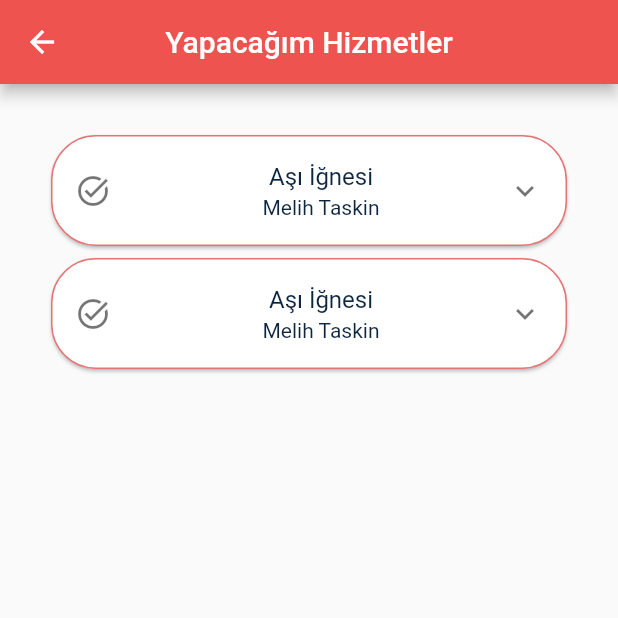
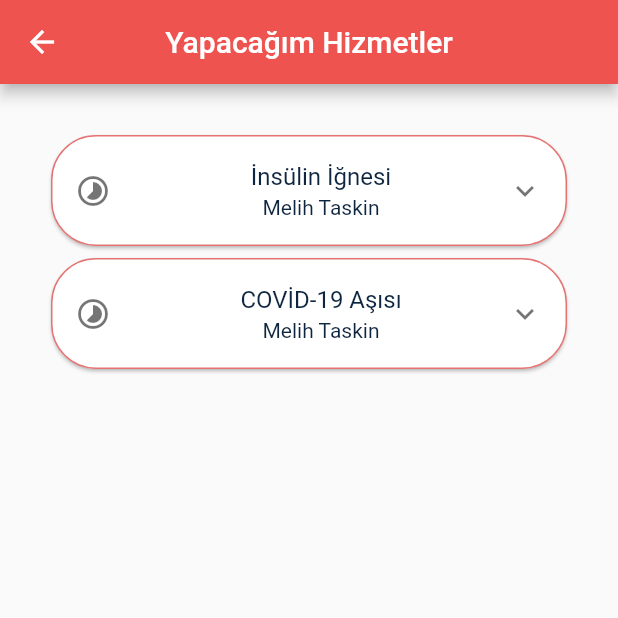
Before and after one commit to ndalyanlar/hemsirem, a Flutter app: the HomePage screen opened by its route, after a tap on "Yapılacak Sağlık Hizmetleri", on a phone screen of 412 x 824 dp, the top half of it. Run offline on Flutter 3.47's test engine with Material 2 defaults, Android fonts, the phone set to English and light mode, and no system bars; our stand-ins replace cloud_firestore, firebase_auth, firebase_core, flutter_riverpod, font_awesome_flutter, google_maps_flutter; missing offline and left inert: cloud_firestore_web, firebase_auth_web, firebase_core_web; accounts and stored records are empty; Roboto replaces fonts that are missing (Poppins); statements that could not run were skipped.

Commit message:
lets goo

```diff
--- a/lib/Screens/home_page.dart
+++ b/lib/Screens/home_page.dart
@@ -1,4 +1,5 @@
 import 'package:flutter/material.dart';
+import 'package:font_awesome_flutter/font_awesome_flutter.dart';
 import 'package:hemsirem/Constant/page_names.dart';
 import 'package:hemsirem/Model/user.dart';
 
@@ -111,31 +112,48 @@ class _HomePageState extends State<HomePage> {
           Row(
             children: <Widget>[
               ActiveProjectsCard(
-                cardColor: LightColors.kGreen,
-                title: 'Medical App',
-                subtitle: '9 hours progress',
-              ),
+                  cardColor: LightColors.kGreen,
+                  title: 'Sağlık Kontrol',
+                  subtitle: '9 Hizmet Bekliyor...',
+                  icon: Icon(
+                    Icons.medical_services_outlined,
+                    color: LightColors.kLightWhite,
+                    size: 100,
+                  )),
               const SizedBox(width: 20.0),
               ActiveProjectsCard(
                 cardColor: LightColors.kRed,
-                title: 'Making History Notes',
-                subtitle: '20 hours progress',
-              ),
+                title: 'İğne',
+                subtitle: '20 Hizmet Bekliyor...',
+                icon: Icon(
+                  FontAwesomeIcons.syringe,
+                  color: LightColors.kLightWhite,
+                  size: 100,
+                ),
+              )
             ],
           ),
           Row(
             children: <Widget>[
               ActiveProjectsCard(
-                cardColor: LightColors.kDarkYellow,
-                title: 'Sports App',
-                subtitle: '5 hours progress',
-              ),
+                  cardColor: LightColors.kDarkYellow,
+                  title: 'Aşı',
+                  subtitle: '5 Hizmet Bekliyor...',
+                  icon: Icon(
+                    FontAwesomeIcons.clinicMedical,
+                    color: LightColors.kLightWhite,
+                    size: 100,
+                  )),
               const SizedBox(width: 20.0),
               ActiveProjectsCard(
-                cardColor: LightColors.kBlue,
-                title: 'Online Flutter Course',
-                subtitle: '23 hours progress',
-              ),
+                  cardColor: LightColors.kBlue,
+                  title: 'Serum',
+                  subtitle: '23 Hizmet Bekliyor...',
+                  icon: Icon(
+                    FontAwesomeIcons.pills,
+                    color: LightColors.kLightWhite,
+                    size: 100,
+                  )),
             ],
           ),
         ],
--- a/lib/Screens/mytasks_page.dart
+++ b/lib/Screens/mytasks_page.dart
@@ -1,4 +1,5 @@
 import 'package:flutter/material.dart';
+import 'package:google_maps_flutter/google_maps_flutter.dart';
 import 'package:hemsirem/Theme/colors/light_colors.dart';
 import 'package:hemsirem/Theme/theme.dart';
 
@@ -26,20 +27,24 @@ class _MyPlannedTasksState extends State<MyPlannedTasks> {
             child: Column(
               children: [
                 ExpandedCardWidget(
-                  title: "Aşı İğnesi",
-                  desc: "Reçeteli Aşı İğnesi Vurulacaktır",
-                  date: DateTime.now(),
-                  startTime: DateTime.now(),
-                  endTime: DateTime.now().add(Duration(hours: 5)),
+                  title: "İnsülin İğnesi",
+                  desc: "Reçeteli İnsülin İğnesi Vurulacaktır",
+                  date: DateTime.parse("20220202 1430"),
+                  startTime: DateTime.parse("20220202 1430"),
+                  endTime: DateTime.parse("20220202 1430")
+                      .add(Duration(minutes: 15)),
                   patientName: "Melih Taskin",
+                  location: LatLng(41.02234864293248, 28.973015697286947),
                 ),
                 ExpandedCardWidget(
-                  title: "Aşı İğnesi",
-                  desc: "Reçeteli Aşı İğnesi Vurulacaktır",
-                  date: DateTime.now(),
-                  startTime: DateTime.now(),
-                  endTime: DateTime.now().add(Duration(hours: 5)),
+                  title: "COVİD-19 Aşısı",
+                  desc: "Covid-19 Aşısı Vurulacaktır",
+                  date: DateTime.parse("20220211 1730"),
+                  startTime: DateTime.parse("20220211 1730"),
+                  endTime:
+                      DateTime.parse("20220211 1730").add(Duration(minutes: 5)),
                   patientName: "Melih Taskin",
+                  location: LatLng(41.02234874293148, 28.976015397287947),
                 )
               ],
             ),
--- a/lib/Widgets/active_project_card.dart
+++ b/lib/Widgets/active_project_card.dart
@@ -4,11 +4,13 @@ class ActiveProjectsCard extends StatelessWidget {
   final Color cardColor;
   final String title;
   final String subtitle;
+  final Icon icon;
 
   ActiveProjectsCard({
     required this.cardColor,
     required this.title,
     required this.subtitle,
+    required this.icon,
   });
 
   @override
@@ -25,13 +27,16 @@ class ActiveProjectsCard extends StatelessWidget {
         ),
         child: Column(
           mainAxisAlignment: MainAxisAlignment.spaceBetween,
-          crossAxisAlignment: CrossAxisAlignment.start,
+          crossAxisAlignment: CrossAxisAlignment.center,
           children: <Widget>[
-            Column(
-              crossAxisAlignment: CrossAxisAlignment.start,
+            icon,
+            Center(
+              child: Column(
+                crossAxisAlignment: CrossAxisAlignment.center,
                 children: <Widget>[
                   Text(
                     title,
+                    textAlign: TextAlign.center,
                     style: TextStyle(
                       fontSize: 14.0,
                       color: Colors.white,
@@ -40,13 +45,18 @@ class ActiveProjectsCard extends StatelessWidget {
                   ),
                   Text(
                     subtitle,
+                    textAlign: TextAlign.center,
                     style: TextStyle(
                       fontSize: 12.0,
                       color: Colors.white54,
                       fontWeight: FontWeight.w400,
                     ),
                   ),
+                  SizedBox(
+                    height: 20,
+                  )
                 ],
+              ),
             ),
           ],
         ),
--- a/lib/Widgets/expanded_card.dart
+++ b/lib/Widgets/expanded_card.dart
@@ -12,6 +12,7 @@ class ExpandedCardWidget extends StatelessWidget {
   final DateTime startTime;
   final DateTime endTime;
   final String patientName;
+  final LatLng location;
 
   const ExpandedCardWidget({
     Key? key,
@@ -21,6 +22,7 @@ class ExpandedCardWidget extends StatelessWidget {
     required this.startTime,
     required this.endTime,
     required this.patientName,
+    required this.location,
   }) : super(key: key);
 
   @override
@@ -39,8 +41,7 @@ class ExpandedCardWidget extends StatelessWidget {
             ),
           ),
           leading: Container(
-              padding: EdgeInsets.only(top: 8),
-              child: Icon(Icons.task_alt_outlined)),
+              padding: EdgeInsets.only(top: 8), child: Icon(Icons.timelapse)),
           title: Container(
             alignment: Alignment.center,
             child: Text(
@@ -58,14 +59,15 @@ class ExpandedCardWidget extends StatelessWidget {
               padding:
                   const EdgeInsets.symmetric(horizontal: 20.0, vertical: 10),
               child: Row(children: [
-                Container(
-                  child: Text(formattedDate),
-                  alignment: Alignment.centerLeft,
+                Expanded(
+                  child: Container(
+                    child: Text(formattedDate),
+                    alignment: Alignment.centerLeft,
+                  ),
                 ),
                 Container(
                   child: Text(
-                      "${endTime.hour.toInt() - startTime.hour.toInt()} saatlik hizmet"),
-                  margin: EdgeInsets.symmetric(horizontal: 20),
+                      "${endTime.minute.toInt() - startTime.minute.toInt()} Dakikalik Hizmet"),
                   alignment: Alignment.centerLeft,
                 ),
               ]),
@@ -76,9 +78,7 @@ class ExpandedCardWidget extends StatelessWidget {
               height: 200,
               child: GoogleMap(
                   markers: {
-                    Marker(
-                        markerId: MarkerId("Location"),
-                        position: LatLng(41.02234864293248, 28.973015697286947))
+                    Marker(markerId: MarkerId("Location"), position: location)
                   },
                   initialCameraPosition: CameraPosition(
                     target: LatLng(41.0225311, 28.9719733),
--- a/pubspec.yaml
+++ b/pubspec.yaml
@@ -40,6 +40,7 @@ dependencies:
   cloud_firestore: ^3.1.8
   intl: ^0.17.0
   google_maps_flutter: ^2.1.1
+  font_awesome_flutter: ^9.2.0
 
 dev_dependencies:
   flutter_test:
```
Lines whose indentation alone changed are shown as unchanged.
